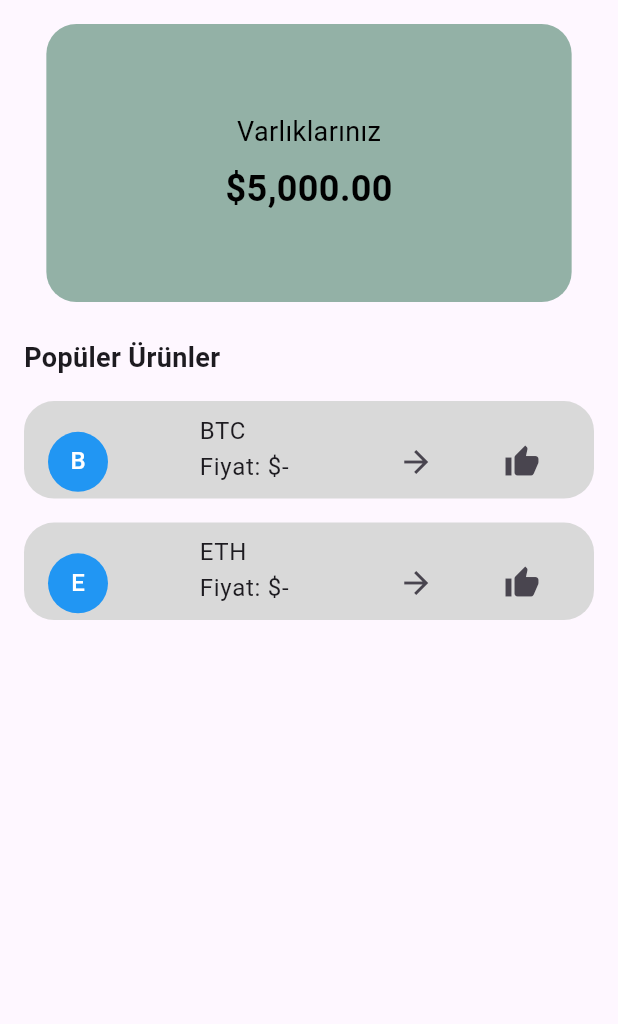
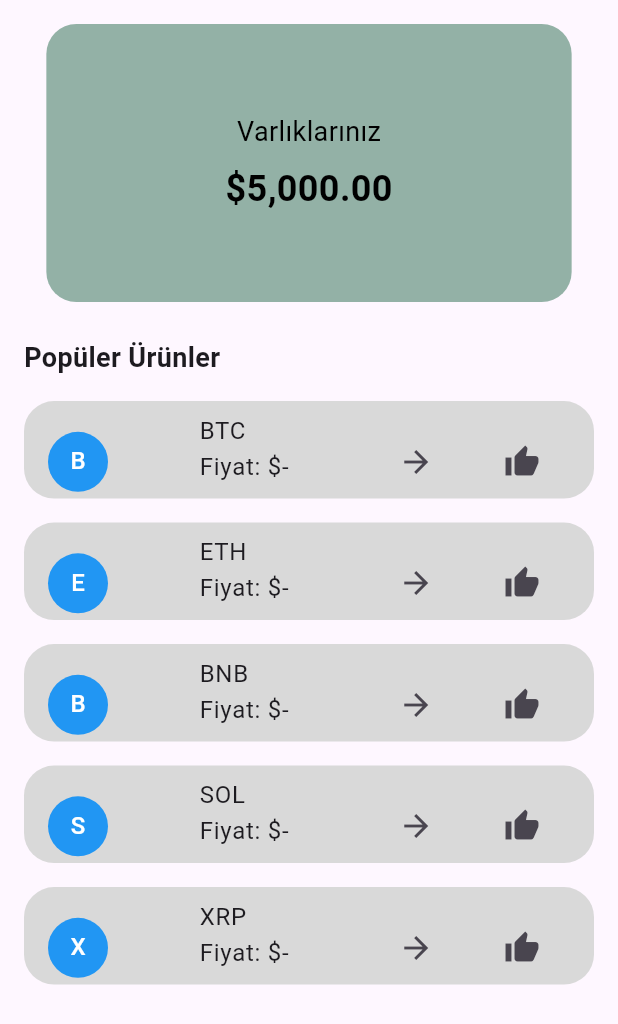
Before and after one commit to emirhaneryilmaz/stock-tracker, a Flutter app: the HomePage screen opened by its route, on a phone screen of 412 x 824 dp. Shown: the top 1024 px of the screen. Run offline on Flutter 3.47's test engine with Material 3 defaults, Android fonts, the phone set to English and light mode, and no system bars; our stand-ins replace cloud_firestore, firebase_auth, firebase_core, shared_preferences; accounts and stored records are empty; network calls fail.

Commit message:
asset edit

```diff
--- a/flutter/flutter_app/lib/HomePage.dart
+++ b/flutter/flutter_app/lib/HomePage.dart
@@ -17,7 +17,7 @@ class HomePage extends StatefulWidget {
 class _HomePageState extends State<HomePage> {
   final WebSocketChannel channel =
       WebSocketChannel.connect(Uri.parse('wss://ws.coinapi.io/v1/'));
-  Map<String, String> prices = {'BTC': '-', 'ETH': '-'};
+  Map<String, String> prices = {'BTC': '-', 'ETH': '-', 'BNB': '-' , 'SOL': '-', 'XRP': '-'};
 
   @override
   void initState() {
```
